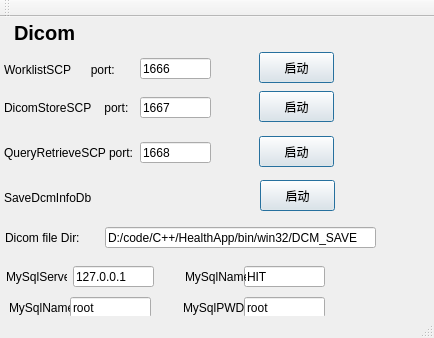
Old version of the form Tools/HServerManageUI/mainwindow.ui in the repository zyq1569/HealthApp.
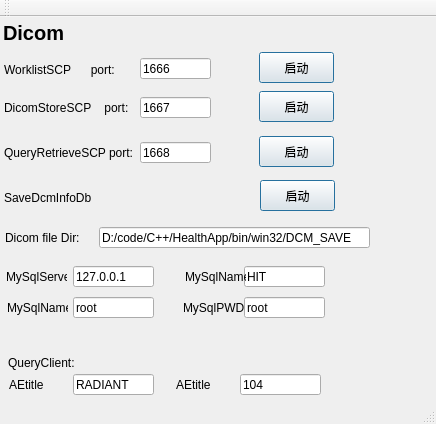
New version of the form.

Commit message: query client info

What changed in the file:
```diff
--- a/Tools/HServerManageUI/mainwindow.ui
+++ b/Tools/HServerManageUI/mainwindow.ui
@@ -6,8 +6,8 @@
    <rect>
     <x>0</x>
     <y>0</y>
-    <width>434</width>
-    <height>338</height>
+    <width>436</width>
+    <height>424</height>
    </rect>
   </property>
   <property name="windowTitle">
@@ -183,7 +183,7 @@
    <widget class="QLabel" name="label_UI">
     <property name="geometry">
      <rect>
-      <x>14</x>
+      <x>3</x>
       <y>5</y>
       <width>61</width>
       <height>21</height>
@@ -239,7 +239,7 @@
    <widget class="QLineEdit" name="Dir_Store">
     <property name="geometry">
      <rect>
-      <x>105</x>
+      <x>99</x>
       <y>210</y>
       <width>271</width>
       <height>21</height>
@@ -313,7 +313,7 @@
    <widget class="QLineEdit" name="mysqlUserNameValue">
     <property name="geometry">
      <rect>
-      <x>70</x>
+      <x>73</x>
       <y>280</y>
       <width>81</width>
       <height>21</height>
@@ -329,7 +329,7 @@
    <widget class="QLabel" name="mysqlUserName">
     <property name="geometry">
      <rect>
-      <x>9</x>
+      <x>7</x>
       <y>283</y>
       <width>61</width>
       <height>16</height>
@@ -368,6 +368,77 @@
      <string>root</string>
     </property>
    </widget>
+   <widget class="QLabel" name="QueryClient">
+    <property name="geometry">
+     <rect>
+      <x>8</x>
+      <y>336</y>
+      <width>71</width>
+      <height>20</height>
+     </rect>
+    </property>
+    <property name="text">
+     <string>QueryClient:</string>
+    </property>
+   </widget>
+   <widget class="QLineEdit" name="AEtitle">
+    <property name="geometry">
+     <rect>
+      <x>73</x>
+      <y>357</y>
+      <width>81</width>
+      <height>21</height>
+     </rect>
+    </property>
+    <property name="layoutDirection">
+     <enum>Qt::LeftToRight</enum>
+    </property>
+    <property name="text">
+     <string>RADIANT</string>
+    </property>
+   </widget>
+   <widget class="QLabel" name="mysqlServer_2">
+    <property name="geometry">
+     <rect>
+      <x>9</x>
+      <y>360</y>
+      <width>51</width>
+      <height>16</height>
+     </rect>
+    </property>
+    <property name="text">
+     <string>AEtitle</string>
+    </property>
+   </widget>
+   <widget class="QLabel" name="clientPort">
+    <property name="geometry">
+     <rect>
+      <x>176</x>
+      <y>360</y>
+      <width>51</width>
+      <height>16</height>
+     </rect>
+    </property>
+    <property name="text">
+     <string>AEtitle</string>
+    </property>
+   </widget>
+   <widget class="QLineEdit" name="clientPortValue">
+    <property name="geometry">
+     <rect>
+      <x>240</x>
+      <y>357</y>
+      <width>81</width>
+      <height>21</height>
+     </rect>
+    </property>
+    <property name="layoutDirection">
+     <enum>Qt::LeftToRight</enum>
+    </property>
+    <property name="text">
+     <string>104</string>
+    </property>
+   </widget>
   </widget>
   <widget class="QToolBar" name="mainToolBar">
    <attribute name="toolBarArea">
```
The commit also changes 12 other files.
